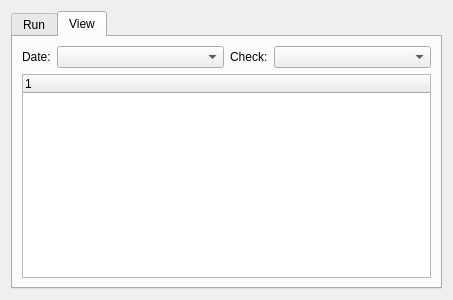
Above: sr_health_check/uis/SrHealthCheck.ui from shadow-robot/sr-visualization before the change. Below: the same form after it.
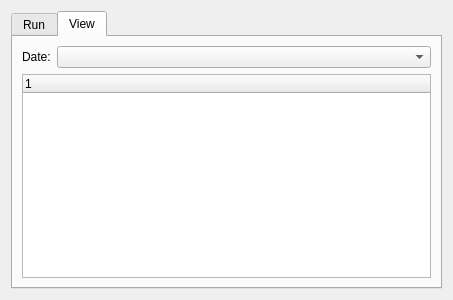
That is the form after the change. The open tabs and pages were chosen to show the change.

```diff
--- a/sr_health_check/uis/SrHealthCheck.ui
+++ b/sr_health_check/uis/SrHealthCheck.ui
@@ -252,20 +252,6 @@
              </item>
             </layout>
            </item>
-           <item>
-            <layout class="QFormLayout" name="formLayout_2">
-             <item row="0" column="0">
-              <widget class="QLabel" name="checkLabel">
-               <property name="text">
-                <string>Check:</string>
-               </property>
-              </widget>
-             </item>
-             <item row="0" column="1">
-              <widget class="QComboBox" name="combobox_check"/>
-             </item>
-            </layout>
-           </item>
           </layout>
          </item>
          <item>
```
Left out of the diff: 124 changed lines with no effect on the pictures.
